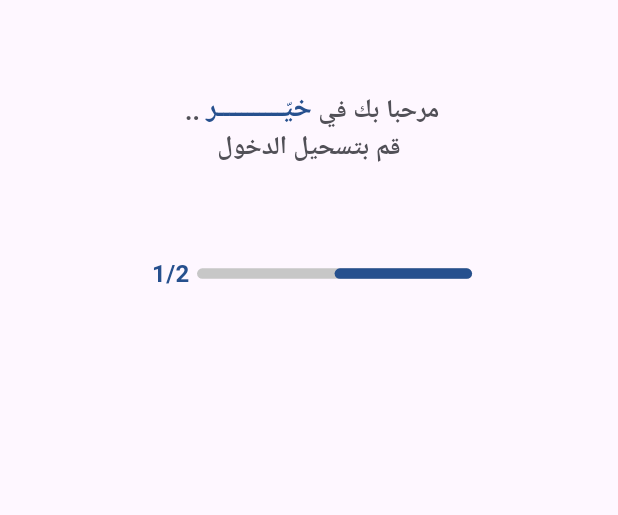
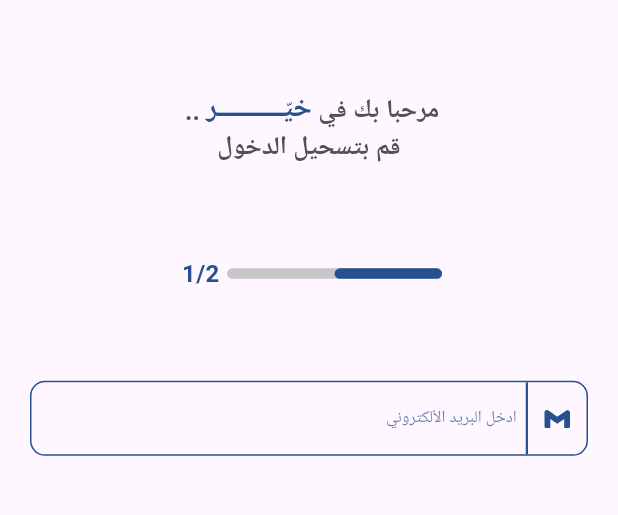
Before and after one commit to ZiadElsaadany/Graduation-Project-Flutter, a Flutter app: the screen it shows after launch, on a phone screen of 412 x 824 dp, the part 246-761 px from its top. Run offline on Flutter 3.47's test engine with Material 3 defaults, Android fonts, the phone set to English and light mode, and no system bars; drawn by our look-alikes of flutter_animate; our stand-ins replace flutter_bloc, flutter_screenutil, flutter_svg, go_router, google_fonts; Roboto replaces fonts that are missing (Almarai).

Commit message:
auth filed added

```diff
--- a/lib/core/utls/colors.dart
+++ b/lib/core/utls/colors.dart
@@ -17,7 +17,11 @@ static OutlineInputBorder outlineInputBorder(
 }
     ) {
   return  OutlineInputBorder(
-    borderRadius: BorderRadius.circular(radius.toDouble()),
+    borderRadius: BorderRadius.only(
+        topLeft: Radius.circular(radius.toDouble()),
+        bottomLeft: Radius.circular(radius.toDouble()),
+
+    ),
     borderSide: BorderSide(
       color: borderColor,
       width: 1
--- a/lib/core/utls/images.dart
+++ b/lib/core/utls/images.dart
@@ -1,6 +1,9 @@
 abstract class AppImages {
   static const String logo ="assets/images/logo.svg";
   static const String blueLogo ="assets/images/blue_logo.png";
+  static const String visibleEye ="assets/icons/visible_eye.svg";
+  static const String notVisibleEye ="assets/icons/not_visible_eye.svg";
+  static const String emailIcon ="assets/icons/email_icon.svg";
 
 
 }
--- a/lib/core/utls/styles.dart
+++ b/lib/core/utls/styles.dart
@@ -27,6 +27,10 @@ abstract class AppStyles{
     fontSize: 14,
     fontWeight: FontWeight.normal,
 
+  ); static final  textStyle11 =GoogleFonts.almarai(
+    fontSize: 11,
+    fontWeight: FontWeight.normal,
+
   );
   static final  textStyle16 =GoogleFonts.almarai(
     fontSize: 16,
--- a/lib/core/utls/text.dart
+++ b/lib/core/utls/text.dart
@@ -4,6 +4,7 @@ abstract class AppText {
   static const String  welcomeTo= "مرحبا بك في";
   static const String  appName= "خيّـــــــــــر";
   static const String  enterToLogin= "قم بتسحيل الدخول";
+  static const String  enterYourEmail= "ادخل البريد الألكتروني";
 
 
 
--- a/lib/features/auth/presentation/view/login/login_screen.dart
+++ b/lib/features/auth/presentation/view/login/login_screen.dart
@@ -9,11 +9,15 @@ class LoginScreen extends StatelessWidget {
 
   @override
   Widget build(BuildContext context) {
-    return  Scaffold(
+    return  Directionality(
+       textDirection: TextDirection.rtl,
 
-      body: BlocProvider(
-        create:           (c)=>LoginCubit(),
-          child: LoginBody()),
+      child: Scaffold(
+
+        body: BlocProvider(
+          create:           (c)=>LoginCubit(),
+            child: LoginBody()),
+      ),
     );
   }
 }
--- a/lib/features/auth/presentation/view/widgets/field.dart
+++ b/lib/features/auth/presentation/view/widgets/field.dart
@@ -1,17 +1,86 @@
+import 'package:aoun_tu/core/utls/colors.dart';
+import 'package:aoun_tu/core/utls/images.dart';
+import 'package:aoun_tu/core/utls/styles.dart';
+
 import 'package:flutter/material.dart';
+import 'package:flutter_svg/flutter_svg.dart';
 
 class CustomTextFormField extends StatelessWidget {
-  const CustomTextFormField({Key? key}) : super(key: key);
+    const CustomTextFormField(
+       {Key? key, required this.hintText,  this.secure = false, this.onChanged, this.validator, required this.textEditingController,  this.secureWidget
+       }) : super(key: key);
+
+  final String hintText;
+   final bool secure;
+   final Widget? secureWidget ; // if secure  = true
+  final String? Function(String?)? validator;
+  final TextEditingController textEditingController;
+    final void Function(String)? onChanged;
 
   @override
   Widget build(BuildContext context) {
-    return TextFormField(
+    return Container(
+      alignment: Alignment.center,
+      height: 50,
 
-      decoration: InputDecoration(
+      decoration:  BoxDecoration(
+        borderRadius:  BorderRadius.circular(10),
+        border: Border.all(color: AppColors.mainColor)
+      ),
+      child: Row(
+        children: [
+          const SizedBox(width: 6,),
 
-      ),
+       SvgPicture.asset(AppImages.emailIcon),
+          const SizedBox(width: 6,),
+          Container(
+            height: 50,
+            width: 1.5,
+            color: AppColors.mainColor,
+          ),
+          const SizedBox(width: 6,),
+
+          Expanded(
+            child: TextFormField(
+
+              onChanged: onChanged,
+              controller: textEditingController,
+              validator: validator,
 
 
+
+              decoration: InputDecoration(
+
+                  contentPadding:  const EdgeInsets.symmetric(
+                      vertical: 10,
+                      // horizontal: 15
+                  ),
+
+
+
+                  suffixIcon:  secure ?
+
+                  secureWidget
+
+
+                      :const SizedBox() ,
+                  hintText: hintText,
+                  hintStyle:  AppStyles.textStyle11.copyWith(
+                      fontWeight: FontWeight.w400,
+                      color: AppColors.mainColor.withOpacity(0.7)
+                  ),
+                  border: InputBorder.none
+                  // border: AppColors.outlineInputBorder(borderColor: AppColors.mainColor),
+                  // enabledBorder: AppColors.outlineInputBorder(borderColor: AppColors.mainColor),
+                  // focusedBorder: AppColors.outlineInputBorder(borderColor: AppColors.mainColor)
+
+              ),
+
+
+            ),
+          ),
+        ],
+      ),
     );
   }
 }
--- a/lib/features/auth/presentation/view/widgets/login_body.dart
+++ b/lib/features/auth/presentation/view/widgets/login_body.dart
@@ -1,36 +1,61 @@
+import 'package:aoun_tu/core/utls/text.dart';
+import 'package:aoun_tu/features/auth/presentation/view/widgets/field.dart';
 import 'package:aoun_tu/features/auth/presentation/view/widgets/logo_widget.dart';
 import 'package:aoun_tu/features/auth/presentation/view/widgets/progress_widget.dart';
 import 'package:aoun_tu/features/auth/presentation/view/widgets/welcome_widget.dart';
 import 'package:flutter/material.dart';
 
-class LoginBody extends StatelessWidget {
+class LoginBody extends StatefulWidget {
   const LoginBody({Key? key}) : super(key: key);
 
   @override
+  State<LoginBody> createState() => _LoginBodyState();
+}
+
+class _LoginBodyState extends State<LoginBody> {
+  final TextEditingController emailController= TextEditingController();
+
+  @override
   Widget build(BuildContext context) {
-    return const CustomScrollView(
+    return  Padding(
+      padding: const EdgeInsets.symmetric(
+          horizontal: 20.0),
+      child: CustomScrollView(
        slivers: [
-       SliverPadding(padding: EdgeInsets.only(
+         const SliverPadding(padding: EdgeInsets.only(
            top:  103
          )),
-       SliverToBoxAdapter(
+         const SliverToBoxAdapter(
            child: AuthLogoWidget(),
          ),
-       SliverPadding(padding: EdgeInsets.symmetric(
+         const SliverPadding(padding: EdgeInsets.symmetric(
+             vertical: 30
+         )),
+         const SliverToBoxAdapter(
+           child: WelcomeToWidget(),
+         ),
+         const SliverPadding(padding: EdgeInsets.symmetric(
+             vertical: 30
+         )),
+         const SliverToBoxAdapter(
+           child: ProgressWidget(number: 2),
+         ),
+         const SliverPadding(padding: EdgeInsets.symmetric(
              vertical: 30
          )),
          SliverToBoxAdapter(
-         child: WelcomeToWidget(),
+           child: CustomTextFormField(
+             hintText: AppText.enterYourEmail,
+             textEditingController:emailController ,
            ),
-       SliverPadding(padding: EdgeInsets.symmetric(
+         ),
+         const SliverPadding(padding: EdgeInsets.symmetric(
              vertical: 30
          )),
-       SliverToBoxAdapter(
-         child: ProgressWidget(number: 2),
-       ),
 
 
        ],
+      ),
     );
   }
 }
```
Also changed, not shown: assets/icons/email_icon.svg (added), assets/icons/not_visible_eye.svg (added), assets/icons/visible_eye.svg (added). Lines whose indentation alone changed are shown as unchanged.
